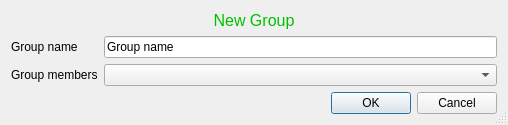
turulomio/didyoureadme, file ui/frmGroupsIBM.ui: the form before one commit.
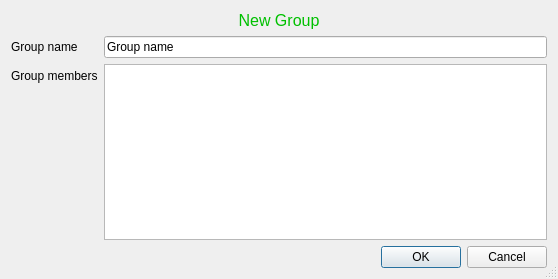
The form after the commit.

Commit message: Quitado combo

The edit to the form file:
```diff
--- a/ui/frmGroupsIBM.ui
+++ b/ui/frmGroupsIBM.ui
@@ -6,8 +6,8 @@
    <rect>
     <x>0</x>
     <y>0</y>
-    <width>508</width>
-    <height>113</height>
+    <width>558</width>
+    <height>279</height>
    </rect>
   </property>
   <property name="sizeGripEnabled">
@@ -58,14 +58,7 @@
         </widget>
        </item>
        <item row="1" column="1">
-        <widget class="QComboBox" name="cmbMembers">
-         <property name="sizePolicy">
-          <sizepolicy hsizetype="Expanding" vsizetype="Fixed">
-           <horstretch>0</horstretch>
-           <verstretch>0</verstretch>
-          </sizepolicy>
-         </property>
-        </widget>
+        <widget class="QListView" name="lstMembers"/>
        </item>
       </layout>
      </item>
```
The commit also changes 4 other files.
